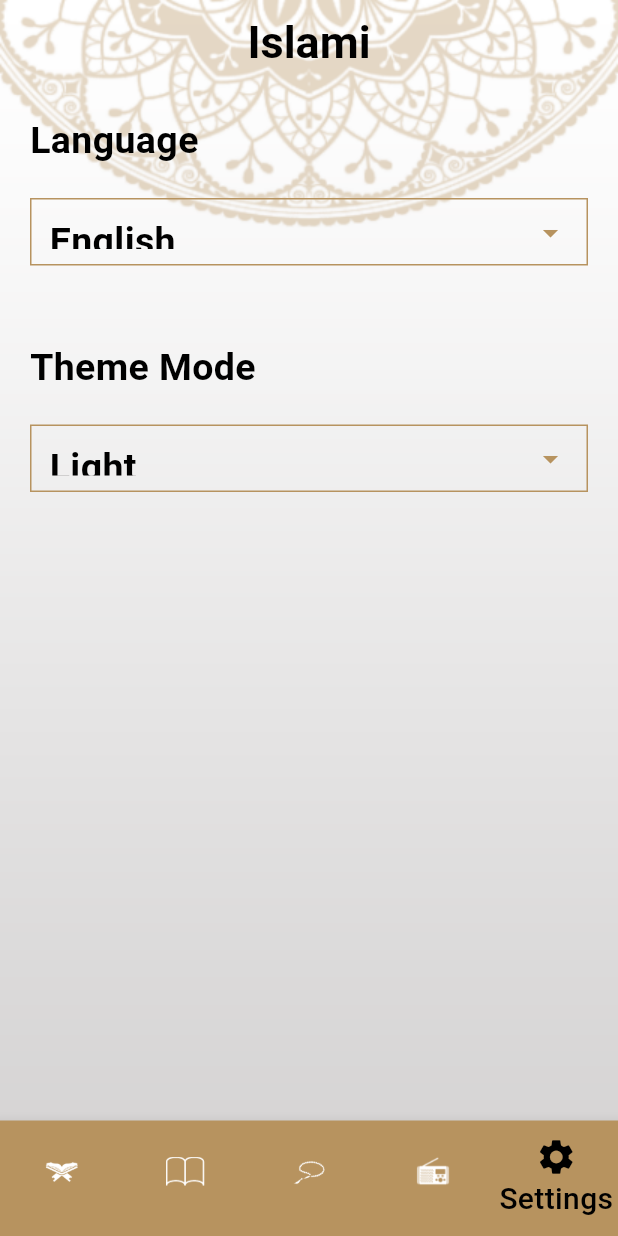
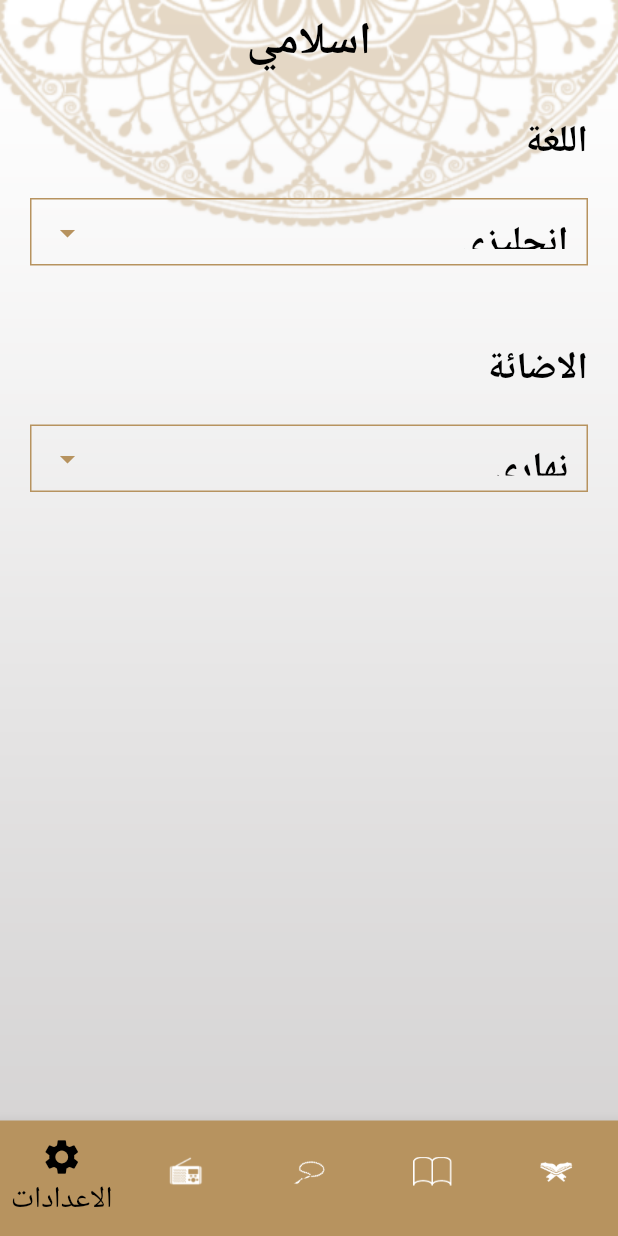
Before and after one commit to basmalahesham/islami_app, a Flutter app: the screen it shows after launch, item 5 of the bottom bar chosen, on a phone screen of 412 x 824 dp. Run offline on Flutter 3.47's test engine with Material 3 defaults, Android fonts, the phone set to English and light mode, and no system bars; generated files the repository leaves out were written again.

Commit message:
handling the localization of the app part one

```diff
--- a/lib/l10n/app_ar.arb
+++ b/lib/l10n/app_ar.arb
@@ -12,5 +12,6 @@
   "english": "انجليزى",
   "arabic": "عربي",
   "sura_name": "اسم السورة",
-  "sura_num": "رقم السورة"
+  "sura_num": "رقم السورة",
+  "ahadeth": "أحاديث"
 }
--- a/lib/l10n/app_en.arb
+++ b/lib/l10n/app_en.arb
@@ -12,5 +12,7 @@
   "english": "English",
   "arabic": "Arabic",
   "sura_name": "SuraName",
-  "sura_num": "SuraNumber"
+  "sura_num": "SuraNumber",
+  "ahadeth": "Ahadeth"
+
 }
--- a/lib/layout/home_layout.dart
+++ b/lib/layout/home_layout.dart
@@ -4,6 +4,7 @@ import 'package:islami_app/modules/quran/quran_view.dart';
 import 'package:islami_app/modules/radio/radio_view.dart';
 import 'package:islami_app/modules/sebha/sebha_view.dart';
 import 'package:islami_app/modules/settings/settings_view.dart';
+import 'package:flutter_gen/gen_l10n/app_localizations.dart';
 
 class HomeLayout extends StatefulWidget {
   const HomeLayout({super.key});
@@ -18,9 +19,9 @@ class _HomeLayoutState extends State<HomeLayout> {
   List<Widget> screenWidgets = [
     QuranView(),
     HadethView(),
-    SebhaView(),
-    RadioView(),
-    SettingsView(),
+    const SebhaView(),
+    const RadioView(),
+    const SettingsView(),
   ];
 
   @override
@@ -37,7 +38,9 @@ class _HomeLayoutState extends State<HomeLayout> {
       child: Scaffold(
         backgroundColor: Colors.transparent,
         appBar: AppBar(
-          title: const Text('Islami'),
+          title: Text(
+            AppLocalizations.of(context)!.islami,
+          ),
         ),
         body: screenWidgets[selectedIndex],
         bottomNavigationBar: BottomNavigationBar(
@@ -47,21 +50,23 @@ class _HomeLayoutState extends State<HomeLayout> {
               selectedIndex = index;
             });
           },
-          items: const [
+          items: [
             BottomNavigationBarItem(
-                icon: ImageIcon(AssetImage('assets/images/icon_quran.png')),
-                label: 'Quran'),
+                icon: const ImageIcon(AssetImage('assets/images/icon_quran.png')),
+                label: AppLocalizations.of(context)!.quran),
             BottomNavigationBarItem(
-                icon: ImageIcon(AssetImage('assets/images/icon_hadeth.png')),
-                label: 'Hadeth'),
+                icon: const ImageIcon(AssetImage('assets/images/icon_hadeth.png')),
+                label: AppLocalizations.of(context)!.hadeth),
             BottomNavigationBarItem(
-                icon: ImageIcon(AssetImage('assets/images/icon_sebha.png')),
-                label: 'Sebha'),
+                icon: const ImageIcon(AssetImage('assets/images/icon_sebha.png')),
+                label: AppLocalizations.of(context)!.tasbeh),
             BottomNavigationBarItem(
-                icon: ImageIcon(AssetImage('assets/images/icon_radio.png')),
-                label: 'Radio'),
+                icon: const ImageIcon(AssetImage('assets/images/icon_radio.png')),
+                label: AppLocalizations.of(context)!.radio),
             BottomNavigationBarItem(
-                icon: Icon(Icons.settings), label: 'Settings'),
+              icon: const Icon(Icons.settings),
+              label: AppLocalizations.of(context)!.settings,
+            ),
           ],
         ),
       ),
--- a/lib/main.dart
+++ b/lib/main.dart
@@ -1,5 +1,4 @@
 import 'package:flutter/material.dart';
-import 'package:flutter_localizations/flutter_localizations.dart';
 import 'package:islami_app/core/theme/app_theme.dart';
 import 'package:islami_app/layout/home_layout.dart';
 import 'package:islami_app/modules/hadeth/hadeth_details_view.dart';
@@ -22,6 +21,7 @@ class MyApp extends StatelessWidget {
       theme: AppTheme.lightTheme,
       localizationsDelegates: AppLocalizations.localizationsDelegates,
       supportedLocales: AppLocalizations.supportedLocales,
+      locale: Locale('ar'),
       initialRoute: SplashView.routeName,
       routes: {
         SplashView.routeName: (context) => const SplashView(),
--- a/lib/modules/hadeth/hadeth_details_view.dart
+++ b/lib/modules/hadeth/hadeth_details_view.dart
@@ -1,6 +1,6 @@
 import 'package:flutter/material.dart';
 import 'package:islami_app/modules/hadeth/hadeth_view.dart';
-
+import 'package:flutter_gen/gen_l10n/app_localizations.dart';
 class HadethDetailsView extends StatelessWidget {
   const HadethDetailsView({super.key});
   static const String routeName = "hadeth_details_view";
@@ -19,7 +19,7 @@ class HadethDetailsView extends StatelessWidget {
       child: Scaffold(
         backgroundColor: Colors.transparent,
         appBar: AppBar(
-          title: const Text('Islami'),
+          title: Text(AppLocalizations.of(context)!.islami),
         ),
         body: Container(
           width: MediaQuery.of(context).size.width,
--- a/lib/modules/hadeth/hadeth_view.dart
+++ b/lib/modules/hadeth/hadeth_view.dart
@@ -1,9 +1,9 @@
 import 'package:flutter/material.dart';
 import 'package:flutter/services.dart';
 import 'package:islami_app/modules/hadeth/hadeth_details_view.dart';
-
+import 'package:flutter_gen/gen_l10n/app_localizations.dart';
 class HadethView extends StatefulWidget {
-  HadethView({super.key});
+  const HadethView({super.key});
 
   @override
   State<HadethView> createState() => _HadethViewState();
@@ -27,7 +27,7 @@ class _HadethViewState extends State<HadethView> {
             endIndent: 20,
           ),
            Text(
-            'الاحاديث',
+            AppLocalizations.of(context)!.ahadeth,
             style: theme.textTheme.bodyMedium,
           ),
           Divider(
--- a/lib/modules/quran/sura_details_view.dart
+++ b/lib/modules/quran/sura_details_view.dart
@@ -2,7 +2,7 @@ import 'package:flutter/material.dart';
 import 'package:flutter/services.dart';
 import 'package:islami_app/modules/quran/widgets/suraName_widget.dart';
 import 'package:islami_app/modules/quran/widgets/verses_widget.dart';
-
+import 'package:flutter_gen/gen_l10n/app_localizations.dart';
 class SuraDetailsView extends StatefulWidget {
   const SuraDetailsView({super.key});
 
@@ -31,7 +31,7 @@ class _SuraDetailsViewState extends State<SuraDetailsView> {
       child: Scaffold(
         backgroundColor: Colors.transparent,
         appBar: AppBar(
-          title: const Text('Islami'),
+          title: Text(AppLocalizations.of(context)!.islami,),
         ),
         body: Container(
           margin: const EdgeInsets.only(
--- a/lib/modules/quran/widgets/sura_title_header_widget.dart
+++ b/lib/modules/quran/widgets/sura_title_header_widget.dart
@@ -1,5 +1,5 @@
 import 'package:flutter/material.dart';
-
+import 'package:flutter_gen/gen_l10n/app_localizations.dart';
 class SuraTitleHeaderWidget extends StatelessWidget {
   const SuraTitleHeaderWidget({super.key});
 
@@ -19,7 +19,7 @@ class SuraTitleHeaderWidget extends StatelessWidget {
           children: [
             Expanded(
               child: Text(
-                'رقم السورة',
+                AppLocalizations.of(context)!.sura_num,
                 textAlign: TextAlign.center,
                 style: theme.textTheme.bodyMedium,
               ),
@@ -31,7 +31,7 @@ class SuraTitleHeaderWidget extends StatelessWidget {
             ),
             Expanded(
               child: Text(
-                'اسم السورة',
+                AppLocalizations.of(context)!.sura_name,
                 textAlign: TextAlign.center,
                 style: theme.textTheme.bodyMedium,
               ),
--- a/lib/modules/settings/settings_view.dart
+++ b/lib/modules/settings/settings_view.dart
@@ -1,4 +1,5 @@
 import 'package:flutter/material.dart';
+import 'package:flutter_gen/gen_l10n/app_localizations.dart';
 
 class SettingsView extends StatelessWidget {
   const SettingsView({super.key});
@@ -8,7 +9,7 @@ class SettingsView extends StatelessWidget {
     var theme = Theme.of(context);
     return Center(
       child: Container(
-        padding: EdgeInsets.symmetric(
+        padding: const EdgeInsets.symmetric(
           horizontal: 20,
           vertical: 20,
         ),
@@ -16,12 +17,12 @@ class SettingsView extends StatelessWidget {
           crossAxisAlignment: CrossAxisAlignment.stretch,
           children: [
             Text(
-              'Language',
+              AppLocalizations.of(context)!.language,
               textAlign: TextAlign.start,
             ),
             Container(
-              margin: EdgeInsets.only(top: 20,),
-              padding: EdgeInsets.symmetric(
+              margin: const EdgeInsets.only(top: 20,),
+              padding: const EdgeInsets.symmetric(
                 horizontal: 12,
                 vertical: 10,
               ),
@@ -34,7 +35,7 @@ class SettingsView extends StatelessWidget {
               child: Row(
                 mainAxisAlignment: MainAxisAlignment.spaceBetween,
                 children: [
-                  Text('English'),
+                  Text(AppLocalizations.of(context)!.english,),
                   Icon(
                     Icons.arrow_drop_down_sharp,
                     color: theme.canvasColor,
@@ -42,14 +43,14 @@ class SettingsView extends StatelessWidget {
                 ],
               ),
             ),
-            SizedBox(height: 50,),
+            const SizedBox(height: 50,),
             Text(
-              'Theme Mode',
+              AppLocalizations.of(context)!.theme,
               textAlign: TextAlign.start,
             ),
             Container(
-              margin: EdgeInsets.only(top: 20,),
-              padding: EdgeInsets.symmetric(
+              margin: const EdgeInsets.only(top: 20,),
+              padding: const EdgeInsets.symmetric(
                 horizontal: 12,
                 vertical: 10,
               ),
@@ -62,7 +63,7 @@ class SettingsView extends StatelessWidget {
               child: Row(
                 mainAxisAlignment: MainAxisAlignment.spaceBetween,
                 children: [
-                  Text('Light'),
+                  Text(AppLocalizations.of(context)!.light,),
                   Icon(
                     Icons.arrow_drop_down_sharp,
                     color: theme.canvasColor,
```
